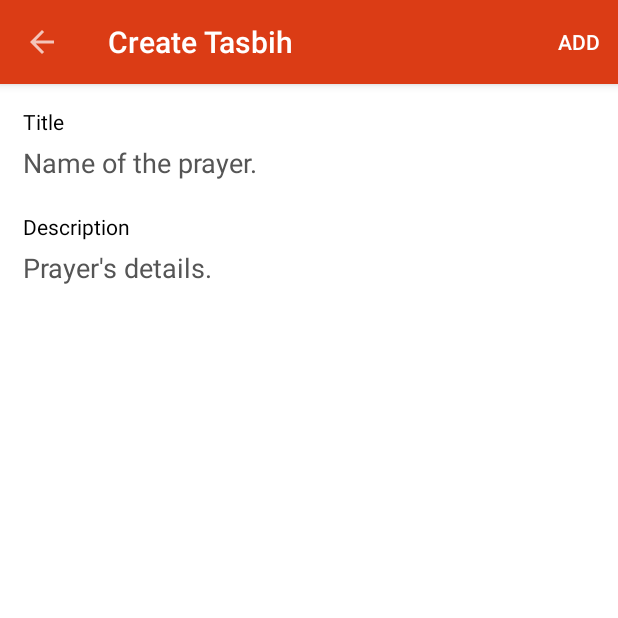
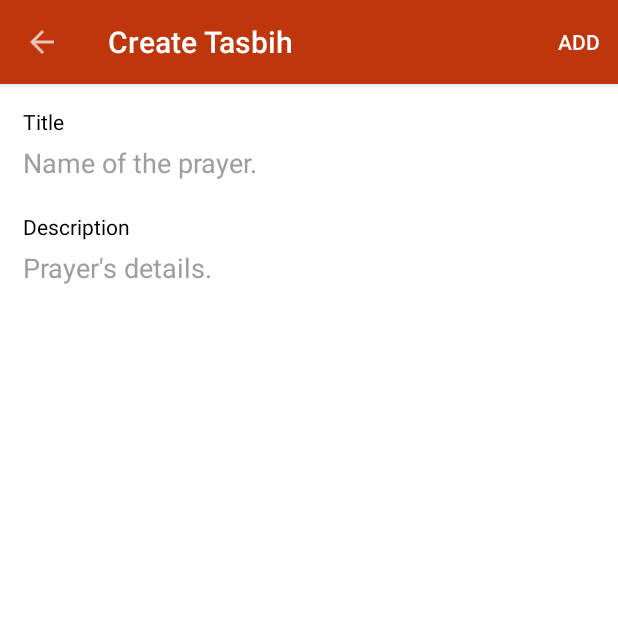
Before and after one commit to aspirasoft/tasbih, an Android app: the CreateCounter screen opened directly, with no data from a screen before it, on a phone screen of 412 x 824 dp, the top half of it. Run offline under Robolectric (Android 15) with nearby library versions, the phone set to English and light mode, and no system bars.

```diff
--- a/app/src/main/res/drawable/list_row.xml
+++ b/app/src/main/res/drawable/list_row.xml
@@ -1,5 +1,5 @@
 <?xml version="1.0" encoding="utf-8"?>
 <shape xmlns:android="http://schemas.android.com/apk/res/android">
     <corners android:radius="100dp" />
-    <solid android:color="@color/colorPrimary" />
+    <solid android:color="?attr/colorPrimary" />
 </shape>
--- a/app/src/main/res/layout/counter_create.xml
+++ b/app/src/main/res/layout/counter_create.xml
@@ -4,69 +4,67 @@
     android:id="@+id/add_counter"
     android:layout_width="match_parent"
     android:layout_height="match_parent"
-    tools:context="pk.aspirasoft.tasbih.scenes.CreateCounter">
+    tools:context=".scenes.CreateCounter">
 
     <android.support.v7.widget.Toolbar
         android:id="@+id/actionBar"
         android:layout_width="match_parent"
-        android:layout_height="?android:attr/actionBarSize"
-        android:background="@color/colorPrimaryDark"
-        android:elevation="4dp"
-        android:layout_alignParentTop="true">
-
-    </android.support.v7.widget.Toolbar>
+        android:layout_height="?actionBarSize"
+        android:layout_alignParentTop="true"
+        android:background="?attr/colorPrimaryDark"
+        android:elevation="4dp" />
 
     <LinearLayout
         android:layout_width="match_parent"
         android:layout_height="fill_parent"
-        android:padding="10dp"
         android:layout_below="@+id/actionBar"
+        android:background="@color/white"
         android:orientation="vertical"
-        android:background="#fff">
+        android:padding="10dp">
 
         <TextView
             android:layout_width="match_parent"
             android:layout_height="wrap_content"
-            android:background="#fff"
-            android:textColor="#000"
-            android:text="@string/label_name"
+            android:background="@color/white"
             android:paddingLeft="5dp"
             android:paddingRight="5dp"
-            android:paddingTop="5dp"/>
+            android:paddingTop="5dp"
+            android:text="@string/label_name"
+            android:textColor="@color/black" />
 
         <EditText
             android:id="@+id/title"
             android:layout_width="match_parent"
             android:layout_height="wrap_content"
+            android:background="@color/white"
             android:hint="@string/label_name_description"
+            android:inputType="text"
             android:maxLines="1"
-            android:background="#fff"
-            android:textColor="#000"
-            android:textColorHint="#555"
-            android:inputType="text"
-            android:padding="5dp"/>
+            android:padding="5dp"
+            android:textColor="@color/black"
+            android:textColorHint="@color/gray" />
 
         <TextView
             android:layout_width="match_parent"
             android:layout_height="wrap_content"
-            android:background="#fff"
-            android:textColor="#000"
-            android:text="@string/label_memo"
+            android:background="@color/white"
             android:paddingLeft="5dp"
             android:paddingRight="5dp"
-            android:paddingTop="15dp"/>
+            android:paddingTop="15dp"
+            android:text="@string/label_memo"
+            android:textColor="@color/black" />
 
         <EditText
             android:id="@+id/description"
             android:layout_width="match_parent"
             android:layout_height="fill_parent"
+            android:background="@color/white"
+            android:gravity="top"
             android:hint="@string/label_memo_description"
             android:inputType="textMultiLine"
-            android:gravity="top"
-            android:background="#fff"
-            android:textColor="#000"
-            android:textColorHint="#555"
-            android:padding="5dp"/>
+            android:padding="5dp"
+            android:textColor="@color/black"
+            android:textColorHint="@color/gray" />
 
     </LinearLayout>
 
--- a/app/src/main/res/layout/drawer_list_item.xml
+++ b/app/src/main/res/layout/drawer_list_item.xml
@@ -21,7 +21,7 @@
         android:gravity="center"
         android:maxLines="1"
         android:text="@string/label_name"
-        android:textColor="#000"
+        android:textColor="@color/black"
         android:textSize="18sp"
         android:textStyle="bold" />
 
@@ -31,9 +31,9 @@
         android:layout_height="wrap_content"
         android:layout_weight="1"
         android:gravity="center_vertical|end"
-        android:maxLines="2"
+        android:maxLines="1"
         android:text="0"
-        android:textColor="#333"
+        android:textColor="@color/charcoal"
         android:textSize="12sp"
         android:textStyle="normal" />
 
--- a/app/src/main/res/layout/drawer_row.xml
+++ b/app/src/main/res/layout/drawer_row.xml
@@ -2,8 +2,6 @@
 <LinearLayout xmlns:android="http://schemas.android.com/apk/res/android"
     android:layout_width="match_parent"
     android:layout_height="wrap_content"
+    android:layout_marginBottom="10dp"
     android:orientation="horizontal"
-    android:weightSum="3"
-    android:layout_marginBottom="10dp">
-
-</LinearLayout>
+    android:weightSum="3" />
--- a/app/src/main/res/menu/create_counter.xml
+++ b/app/src/main/res/menu/create_counter.xml
@@ -2,8 +2,9 @@
 <menu xmlns:android="http://schemas.android.com/apk/res/android"
     xmlns:app="http://schemas.android.com/apk/res-auto">
 
-    <item android:id="@+id/add"
+    <item
+        android:id="@+id/add"
         android:title="@string/label_add"
-        app:showAsAction="always"/>
+        app:showAsAction="always" />
 
 </menu>
--- a/app/src/main/res/values/colors.xml
+++ b/app/src/main/res/values/colors.xml
@@ -1,7 +1,10 @@
 <?xml version="1.0" encoding="utf-8"?>
 <resources>
-    <color name="colorPrimary">#C18D19</color>
-    <color name="colorPrimaryDark">#db3c15</color>
-    <color name="colorAccent">#12A3C9</color>
+    <color name="colorPrimary">#ff6d00</color>
+    <color name="colorPrimaryDark">#bf360c</color>
+    <color name="colorAccent">#00acc1</color>
+    <color name="black">#000000</color>
+    <color name="charcoal">#263238</color>
+    <color name="gray">#9e9e9e</color>
     <color name="white">#FFFFFF</color>
 </resources>
```
Also changed, not shown: app/src/main/AndroidManifest.xml (+20 -6 lines), app/src/main/res/layout/counter.xml (+4 -5 lines), app/src/main/res/layout/counter_details.xml (+5 -7 lines), app/src/main/res/layout/drawer.xml (+10 -15 lines), app/src/main/res/layout/drawer_grid_cell.xml (+7 -7 lines), app/src/main/res/menu/counter.xml (+8 -6 lines).
